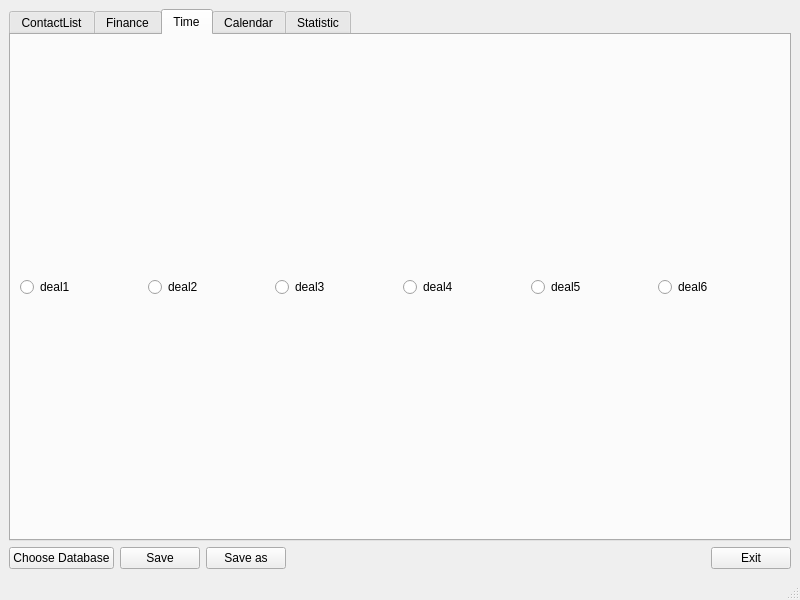
konradlst/Organizer, file trunk/Concierge/ConciergeView2.ui: the form before one commit.
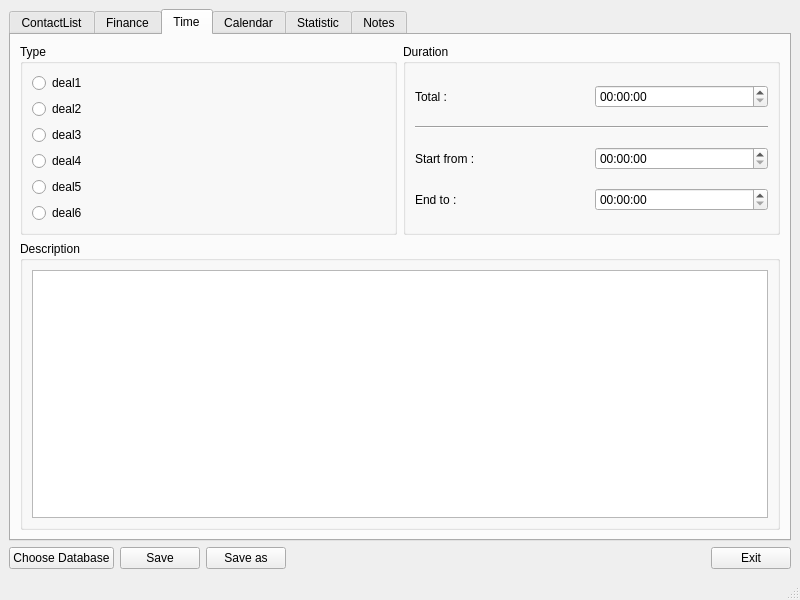
The form after the commit. The open tabs and pages were chosen to show the change. Icons and pictures are not drawn.

Patch:
```diff
--- a/trunk/Concierge/ConciergeView2.ui
+++ b/trunk/Concierge/ConciergeView2.ui
@@ -574,45 +574,112 @@
        </attribute>
        <layout class="QGridLayout" name="gridLayout_4">
         <item row="0" column="0">
-         <widget class="QRadioButton" name="radioButton">
-          <property name="text">
-           <string>deal1</string>
+         <widget class="QGroupBox" name="groupBox_4">
+          <property name="title">
+           <string>Type</string>
           </property>
-         </widget>
-        </item>
-        <item row="0" column="3">
-         <widget class="QRadioButton" name="radioButton_4">
-          <property name="text">
-           <string>deal4</string>
-          </property>
+          <layout class="QVBoxLayout" name="verticalLayout_4">
+           <item>
+            <widget class="QRadioButton" name="radioButton">
+             <property name="text">
+              <string>deal1</string>
+             </property>
+            </widget>
+           </item>
+           <item>
+            <widget class="QRadioButton" name="radioButton_2">
+             <property name="text">
+              <string>deal2</string>
+             </property>
+            </widget>
+           </item>
+           <item>
+            <widget class="QRadioButton" name="radioButton_3">
+             <property name="text">
+              <string>deal3</string>
+             </property>
+            </widget>
+           </item>
+           <item>
+            <widget class="QRadioButton" name="radioButton_4">
+             <property name="text">
+              <string>deal4</string>
+             </property>
+            </widget>
+           </item>
+           <item>
+            <widget class="QRadioButton" name="radioButton_5">
+             <property name="text">
+              <string>deal5</string>
+             </property>
+            </widget>
+           </item>
+           <item>
+            <widget class="QRadioButton" name="radioButton_6">
+             <property name="text">
+              <string>deal6</string>
+             </property>
+            </widget>
+           </item>
+          </layout>
          </widget>
         </item>
         <item row="0" column="1">
-         <widget class="QRadioButton" name="radioButton_2">
-          <property name="text">
-           <string>deal2</string>
+         <widget class="QGroupBox" name="groupBox_3">
+          <property name="title">
+           <string>Duration</string>
           </property>
+          <layout class="QGridLayout" name="gridLayout_5">
+           <item row="1" column="0" colspan="2">
+            <widget class="Line" name="line">
+             <property name="orientation">
+              <enum>Qt::Horizontal</enum>
+             </property>
+            </widget>
+           </item>
+           <item row="2" column="1">
+            <widget class="QTimeEdit" name="timeEdit_11"/>
+           </item>
+           <item row="0" column="1">
+            <widget class="QTimeEdit" name="timeEdit_10"/>
+           </item>
+           <item row="3" column="0">
+            <widget class="QLabel" name="label_16">
+             <property name="text">
+              <string>End to :</string>
+             </property>
+            </widget>
+           </item>
+           <item row="2" column="0">
+            <widget class="QLabel" name="label_15">
+             <property name="text">
+              <string>Start from :</string>
+             </property>
+            </widget>
+           </item>
+           <item row="0" column="0">
+            <widget class="QLabel" name="label_14">
+             <property name="text">
+              <string>Total :</string>
+             </property>
+            </widget>
+           </item>
+           <item row="3" column="1">
+            <widget class="QTimeEdit" name="timeEdit_12"/>
+           </item>
+          </layout>
          </widget>
         </item>
-        <item row="0" column="2">
-         <widget class="QRadioButton" name="radioButton_3">
-          <property name="text">
-           <string>deal3</string>
+        <item row="2" column="0" colspan="2">
+         <widget class="QGroupBox" name="groupBox_5">
+          <property name="title">
+           <string>Description</string>
           </property>
-         </widget>
-        </item>
-        <item row="0" column="4">
-         <widget class="QRadioButton" name="radioButton_5">
-          <property name="text">
-           <string>deal5</string>
-          </property>
-         </widget>
-        </item>
-        <item row="0" column="5">
-         <widget class="QRadioButton" name="radioButton_6">
-          <property name="text">
-           <string>deal6</string>
-          </property>
+          <layout class="QVBoxLayout" name="verticalLayout_5">
+           <item>
+            <widget class="QTextBrowser" name="textBrowser"/>
+           </item>
+          </layout>
          </widget>
         </item>
        </layout>
@@ -949,6 +1016,11 @@
         </item>
        </layout>
       </widget>
+      <widget class="QWidget" name="tab_6">
+       <attribute name="title">
+        <string>Notes</string>
+       </attribute>
+      </widget>
      </widget>
     </item>
     <item>
```
Left out of the diff: 98 changed lines with no effect on the pictures.
